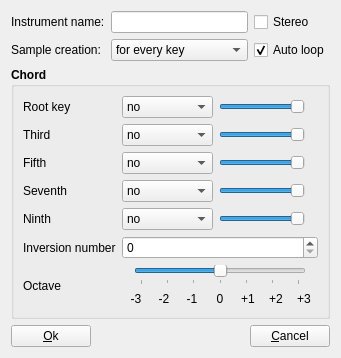
Above: sources/editor/tools/chords/toolchords_gui.ui from davy7125/polyphone before the change. Below: the same form after it.
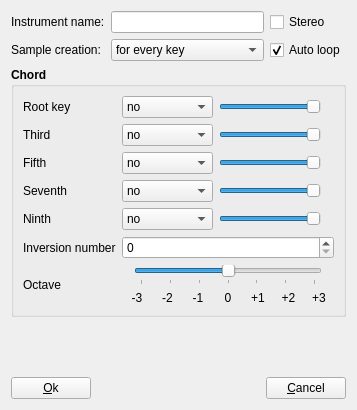
That is the form after the change.

```diff
--- a/sources/editor/tools/chords/toolchords_gui.ui
+++ b/sources/editor/tools/chords/toolchords_gui.ui
@@ -6,8 +6,8 @@
    <rect>
     <x>0</x>
     <y>0</y>
-    <width>341</width>
-    <height>358</height>
+    <width>357</width>
+    <height>410</height>
    </rect>
   </property>
   <property name="windowTitle">
@@ -82,7 +82,6 @@
     <widget class="QGroupBox" name="groupBox">
      <property name="font">
       <font>
-       <weight>75</weight>
        <bold>true</bold>
       </font>
      </property>
@@ -94,7 +93,6 @@
        <widget class="QLabel" name="labelType9">
         <property name="font">
          <font>
-          <weight>50</weight>
           <bold>false</bold>
          </font>
         </property>
@@ -146,7 +144,6 @@
        <widget class="QSlider" name="sliderType5">
         <property name="font">
          <font>
-          <weight>50</weight>
           <bold>false</bold>
          </font>
         </property>
@@ -197,7 +194,6 @@
        <widget class="QSlider" name="sliderType7">
         <property name="font">
          <font>
-          <weight>50</weight>
           <bold>false</bold>
          </font>
         </property>
@@ -267,7 +263,6 @@
        <widget class="QSlider" name="sliderType1">
         <property name="font">
          <font>
-          <weight>50</weight>
           <bold>false</bold>
          </font>
         </property>
@@ -317,7 +312,6 @@
        <widget class="QSlider" name="sliderType3">
         <property name="font">
          <font>
-          <weight>50</weight>
           <bold>false</bold>
          </font>
         </property>
@@ -385,7 +379,6 @@
        <widget class="QSlider" name="sliderType9">
         <property name="font">
          <font>
-          <weight>50</weight>
           <bold>false</bold>
          </font>
         </property>
@@ -440,7 +433,6 @@
        <widget class="QLabel" name="labelType1">
         <property name="font">
          <font>
-          <weight>50</weight>
           <bold>false</bold>
          </font>
         </property>
@@ -453,7 +445,6 @@
        <widget class="QLabel" name="labelType5">
         <property name="font">
          <font>
-          <weight>50</weight>
           <bold>false</bold>
          </font>
         </property>
@@ -466,7 +457,6 @@
        <widget class="QLabel" name="labelType3">
         <property name="font">
          <font>
-          <weight>50</weight>
           <bold>false</bold>
          </font>
         </property>
@@ -479,7 +469,6 @@
        <widget class="QSpinBox" name="spinInversions">
         <property name="font">
          <font>
-          <weight>50</weight>
           <bold>false</bold>
          </font>
         </property>
@@ -495,7 +484,6 @@
        <widget class="QLabel" name="labelType7">
         <property name="font">
          <font>
-          <weight>50</weight>
           <bold>false</bold>
          </font>
         </property>
@@ -563,7 +551,6 @@
            <widget class="QLabel" name="label_11">
             <property name="font">
              <font>
-              <weight>50</weight>
               <bold>false</bold>
              </font>
             </property>
@@ -579,7 +566,6 @@
            <widget class="QLabel" name="label_10">
             <property name="font">
              <font>
-              <weight>50</weight>
               <bold>false</bold>
              </font>
             </property>
@@ -595,7 +581,6 @@
            <widget class="QLabel" name="label_12">
             <property name="font">
              <font>
-              <weight>50</weight>
               <bold>false</bold>
              </font>
             </property>
@@ -611,7 +596,6 @@
            <widget class="QLabel" name="label_14">
             <property name="font">
              <font>
-              <weight>50</weight>
               <bold>false</bold>
              </font>
             </property>
@@ -627,7 +611,6 @@
            <widget class="QLabel" name="label_13">
             <property name="font">
              <font>
-              <weight>50</weight>
               <bold>false</bold>
              </font>
             </property>
@@ -643,7 +626,6 @@
            <widget class="QLabel" name="label_15">
             <property name="font">
              <font>
-              <weight>50</weight>
               <bold>false</bold>
              </font>
             </property>
@@ -659,7 +641,6 @@
            <widget class="QLabel" name="label_16">
             <property name="font">
              <font>
-              <weight>50</weight>
               <bold>false</bold>
              </font>
             </property>
@@ -679,7 +660,6 @@
        <widget class="QLabel" name="label_9">
         <property name="font">
          <font>
-          <weight>50</weight>
           <bold>false</bold>
          </font>
         </property>
@@ -691,6 +671,19 @@
      </layout>
     </widget>
    </item>
+   <item>
+    <spacer name="verticalSpacer">
+     <property name="orientation">
+      <enum>Qt::Orientation::Vertical</enum>
+     </property>
+     <property name="sizeHint" stdset="0">
+      <size>
+       <width>20</width>
+       <height>40</height>
+      </size>
+     </property>
+    </spacer>
+   </item>
    <item>
     <layout class="QHBoxLayout" name="horizontalLayout">
      <item>
```
Left out of the diff: 49 changed lines with no effect on the pictures.
